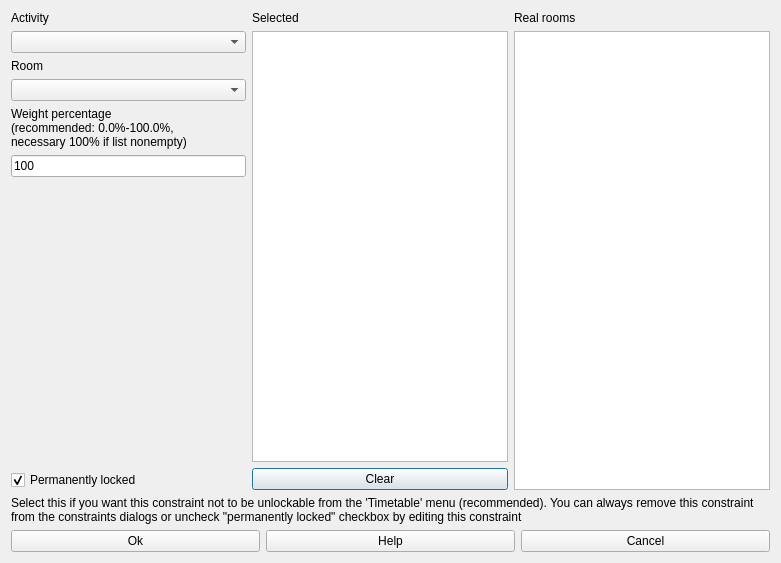
This is fet/src/interface/modifyconstraintactivitypreferredroomform_template.ui in vonmecheln/fet as Qt 5 draws it before an edit. The edited form follows.
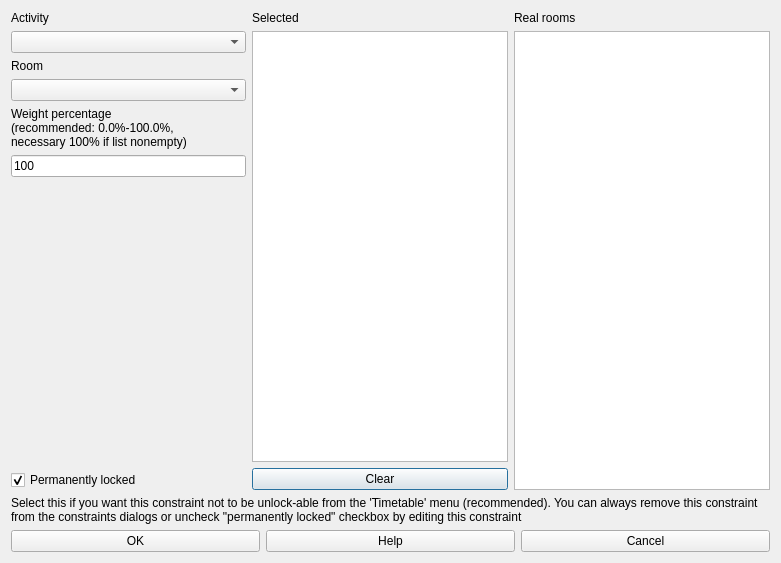
This is the edited form.

```diff
--- a/fet/src/interface/modifyconstraintactivitypreferredroomform_template.ui
+++ b/fet/src/interface/modifyconstraintactivitypreferredroomform_template.ui
@@ -173,7 +173,7 @@
       </sizepolicy>
      </property>
      <property name="text">
-      <string>Select this if you want this constraint not to be unlockable from the 'Timetable' menu (recommended). You can always remove this constraint from the constraints dialogs or uncheck &quot;permanently locked&quot; checkbox by editing this constraint</string>
+      <string>Select this if you want this constraint not to be unlock-able from the 'Timetable' menu (recommended). You can always remove this constraint from the constraints dialogs or uncheck &quot;permanently locked&quot; checkbox by editing this constraint</string>
      </property>
      <property name="alignment">
       <set>Qt::AlignVCenter</set>
@@ -188,7 +188,7 @@
      <item>
       <widget class="QPushButton" name="okPushButton">
        <property name="text">
-        <string>Ok</string>
+        <string>OK</string>
        </property>
       </widget>
      </item>
```
